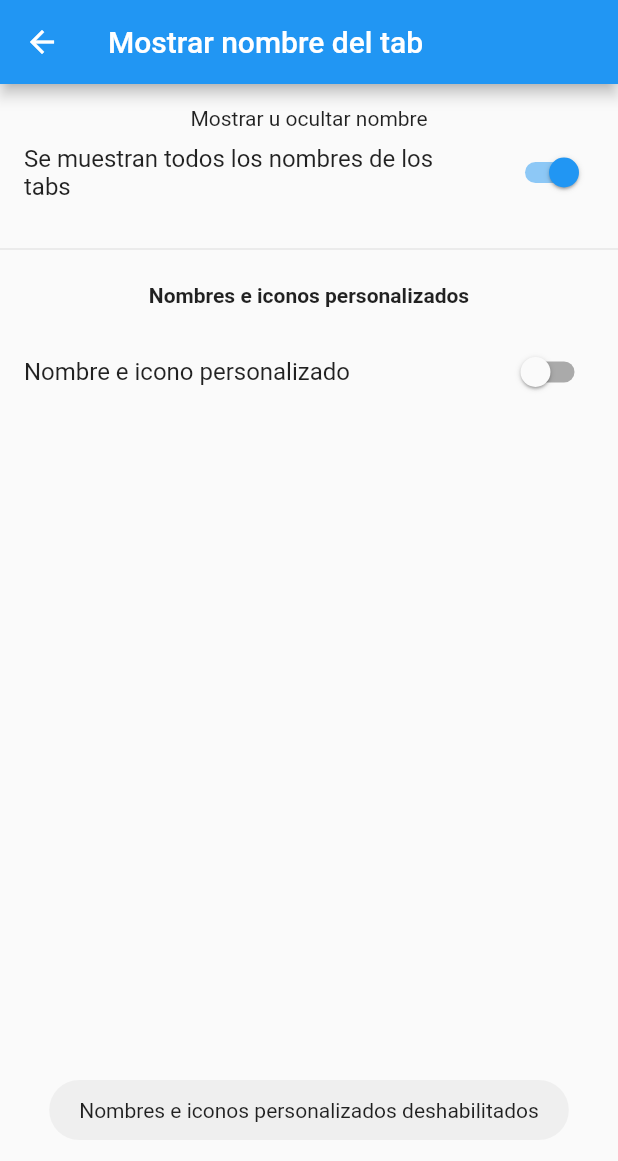
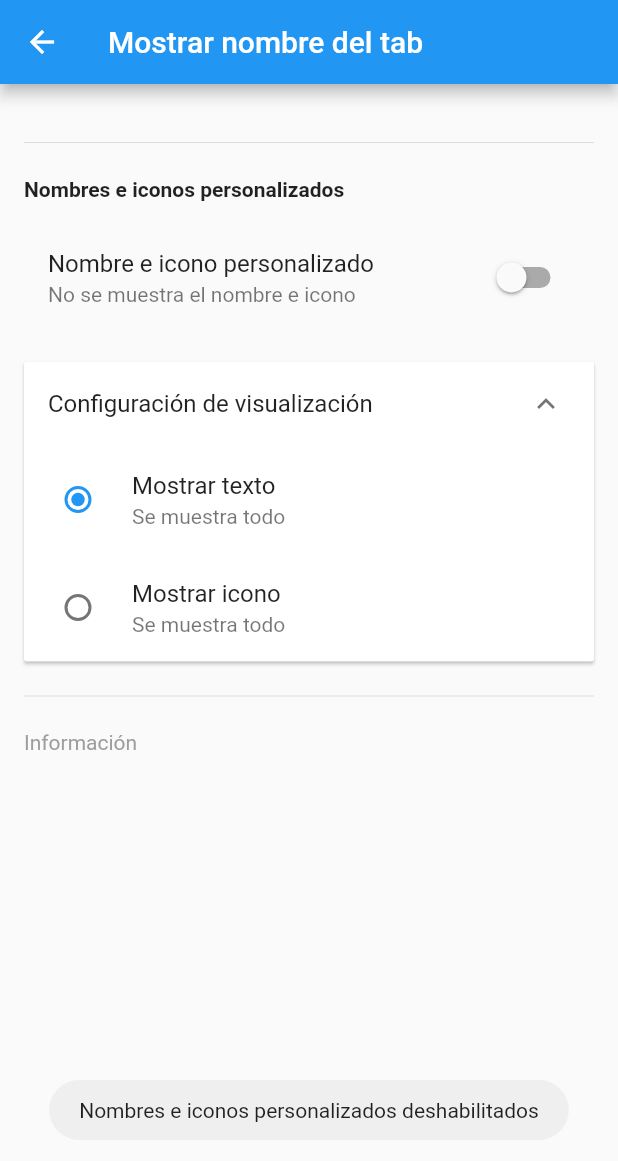
Before and after one commit to MagnoDaza/funciones, a Flutter app: the ShowHideTabsPage screen opened directly, after a tap on "Nombre e icono personalizado", on a phone screen of 412 x 824 dp. Shown: the top 1161 px of the screen. Run offline on Flutter 3.47's test engine with Material 2 defaults, Android fonts, the phone set to English and light mode, and no system bars; our stand-ins replace fluttertoast.

```diff
--- a/lib/my_home_page.dart
+++ b/lib/my_home_page.dart
@@ -22,11 +22,7 @@ class MyHomePage extends StatelessWidget {
                     return Container(
                       width: tabData.tabWidth,
                       child: Tab(
-                        child: FittedBox(
-                          fit: BoxFit
-                              .scaleDown, // Ajusta el texto si es necesario, pero no me funciona T_T
-                          child: Text(tabData.showText ? tabData.text : ""),
-                        ),
+                        text: tabData.showText ? tabData.text : null,
                         icon: tabData.showIcon ? Icon(tabData.icon) : null,
                       ),
                     );
--- a/lib/show_hide_tabs_page.dart
+++ b/lib/show_hide_tabs_page.dart
@@ -1,4 +1,5 @@
 // File: show_hide_tabs_page.dart
+
 import 'package:flutter/material.dart';
 import 'package:provider/provider.dart';
 import 'tab_provider.dart';
@@ -15,19 +16,19 @@ class ShowHideTabsPage extends StatelessWidget {
       ),
       body: SingleChildScrollView(
         child: Container(
-          height: MediaQuery.of(context).size.height,
+          padding: const EdgeInsets.all(16.0),
           child: Consumer<TabProvider>(
             builder: (context, tabProvider, child) {
               return Column(
+                crossAxisAlignment: CrossAxisAlignment.start,
                 children: <Widget>[
-                  const SizedBox(height: 15),
-                  const Text("Mostrar u ocultar nombre"),
-                  ShowHideSwitch(),
                   const SizedBox(height: 15),
                   const Divider(),
                   const SizedBox(height: 15),
-                  const Text('Nombres e iconos personalizados',
-                      style: TextStyle(fontWeight: FontWeight.bold)),
+                  Text(
+                    'Nombres e iconos personalizados',
+                    style: TextStyle(fontWeight: FontWeight.bold),
+                  ),
                   const SizedBox(height: 15),
                   SwitchListTile(
                     title: const Text('Nombre e icono personalizado'),
@@ -42,8 +43,69 @@ class ShowHideTabsPage extends StatelessWidget {
                         gravity: ToastGravity.BOTTOM,
                       );
                     },
+                    subtitle: Text(
+                      tabProvider.customNamesEnabled
+                          ? 'Se muestra el nombre y el icono'
+                          : 'No se muestra el nombre e icono',
+                    ),
                   ),
                   const SizedBox(height: 20),
+                  ExpansionPanelList(
+                    elevation: 1,
+                    expandedHeaderPadding: EdgeInsets.zero,
+                    expansionCallback: (int index, bool isExpanded) {},
+                    children: [
+                      ExpansionPanel(
+                        body: Column(
+                          children: [
+                            RadioListTile(
+                              title: const Text('Mostrar texto'),
+                              subtitle: Text(
+                                tabProvider.showText
+                                    ? 'Se muestra todo'
+                                    : 'No se muestra todo',
+                              ),
+                              value: true,
+                              groupValue: tabProvider.showText,
+                              onChanged: tabProvider.customNamesEnabled
+                                  ? null
+                                  : (bool? value) {
+                                      tabProvider.toggleShowText();
+                                      tabProvider.toggleShowIcons();
+                                    },
+                            ),
+                            RadioListTile(
+                              title: const Text('Mostrar icono'),
+                              subtitle: Text(
+                                tabProvider.showText
+                                    ? 'Se muestra todo'
+                                    : 'No se muestra todo',
+                              ),
+                              value: false,
+                              groupValue: tabProvider.showText,
+                              onChanged: tabProvider.customNamesEnabled
+                                  ? null
+                                  : (bool? value) {
+                                      tabProvider.toggleShowText();
+                                      tabProvider.toggleShowIcons();
+                                    },
+                            ),
+                          ],
+                        ),
+                        headerBuilder: (BuildContext context, bool isExpanded) {
+                          return ListTile(
+                            title: const Text('Configuración de visualización'),
+                          );
+                        },
+                        isExpanded: true,
+                      ),
+                    ],
+                  ),
+                  const SizedBox(height: 15),
+                  const Divider(),
+                  const SizedBox(height: 15),
+                  Text('Información', style: TextStyle(color: Colors.grey)),
+                  const SizedBox(height: 15),
                 ],
               );
             },
@@ -53,32 +115,3 @@ class ShowHideTabsPage extends StatelessWidget {
     );
   }
 }
-
-class ShowHideSwitch extends StatelessWidget {
-  @override
-  Widget build(BuildContext context) {
-    return Consumer<TabProvider>(
-      builder: (context, tabProvider, child) {
-        return SwitchListTile(
-          title: Text(tabProvider.showText
-              ? 'Se muestran todos los nombres de los tabs'
-              : 'Se muestran todos los iconos'),
-          value: tabProvider.showText,
-          onChanged: tabProvider.customNamesEnabled
-              ? null
-              : (bool value) {
-                  tabProvider.toggleShowText();
-                  tabProvider.toggleShowIcons();
-                  Fluttertoast.showToast(
-                    msg: tabProvider.showText
-                        ? "Nombre mostrado"
-                        : "Icono mostrado",
-                    toastLength: Toast.LENGTH_SHORT,
-                    gravity: ToastGravity.BOTTOM,
-                  );
-                },
-        );
-      },
-    );
-  }
-}
```
